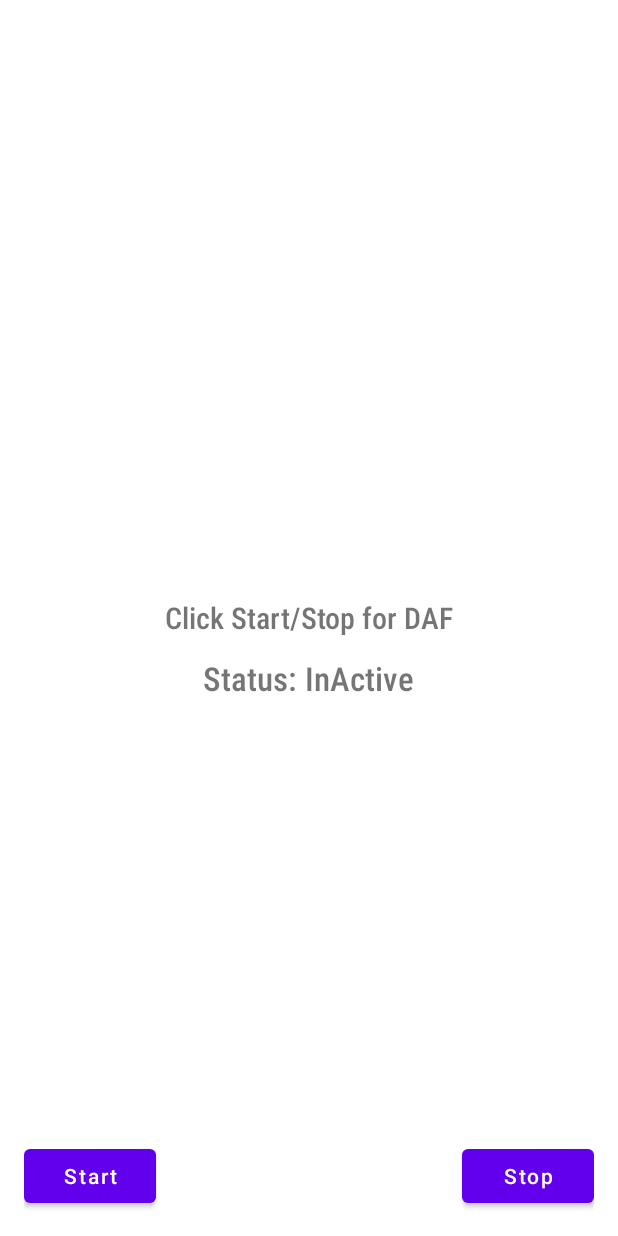
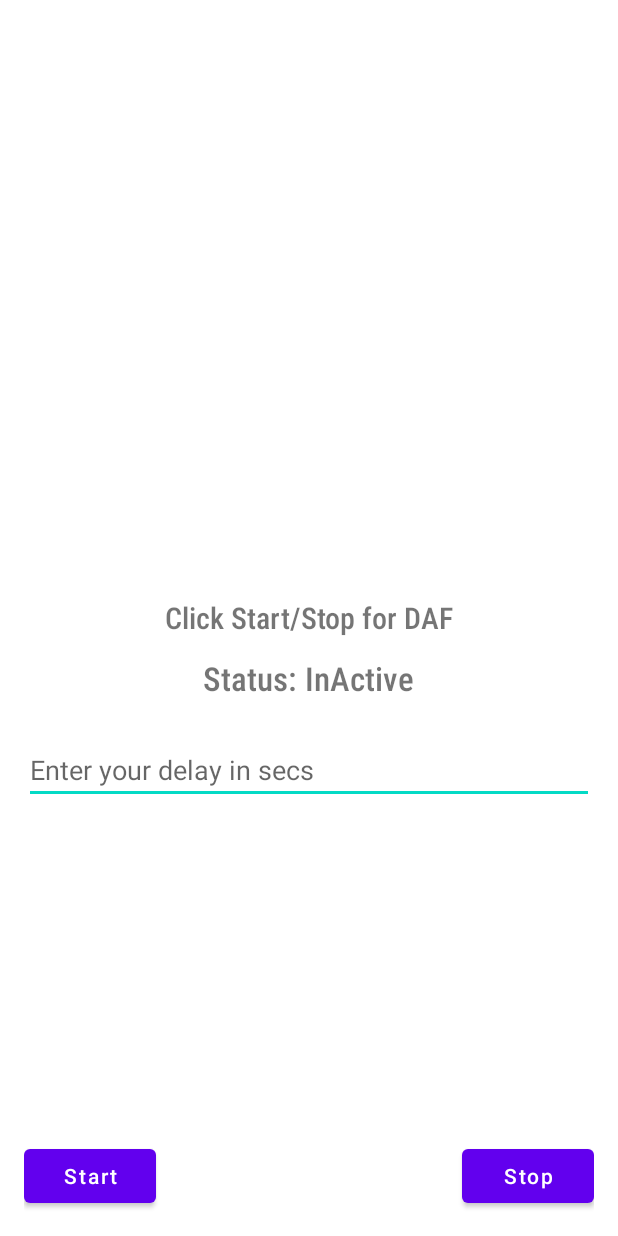
Before and after one commit to Anshul1507/Delayed-Auditory-Feedback, an Android app: the layout activity_main.xml on its own in the app's theme, with its tools: preview values and no code run, on a phone screen of 412 x 824 dp. Run offline under Robolectric (Android 15) with nearby library versions, the phone set to English and light mode, and no system bars.

Commit message:
Added: Support for multiple delays

```diff
--- a/app/build.gradle
+++ b/app/build.gradle
@@ -39,11 +39,14 @@ android {
 
 dependencies {
 
+    //core libs
     implementation "org.jetbrains.kotlin:kotlin-stdlib:$kotlin_version"
     implementation 'androidx.core:core-ktx:1.3.2'
     implementation 'androidx.appcompat:appcompat:1.2.0'
     implementation 'com.google.android.material:material:1.2.1'
     implementation 'androidx.constraintlayout:constraintlayout:2.0.4'
+
+    //test libs
     testImplementation 'junit:junit:4.+'
     androidTestImplementation 'androidx.test.ext:junit:1.1.2'
     androidTestImplementation 'androidx.test.espresso:espresso-core:3.3.0'
--- a/app/src/main/res/layout/activity_main.xml
+++ b/app/src/main/res/layout/activity_main.xml
@@ -26,6 +26,15 @@
         android:text="Status: InActive"
         android:textSize="22sp" />
 
+    <EditText
+        android:id="@+id/edittext_delay"
+        android:layout_width="match_parent"
+        android:layout_height="wrap_content"
+        android:layout_below="@id/text_status"
+        android:layout_marginTop="24dp"
+        android:hint="Enter your delay in secs"
+        android:inputType="numberDecimal" />
+
     <Button
         android:id="@+id/button_start"
         android:layout_width="wrap_content"
```
Also changed, not shown: app/src/main/java/tech/anshul1507/dafapp/MainActivity.kt (+10 -4 lines).
